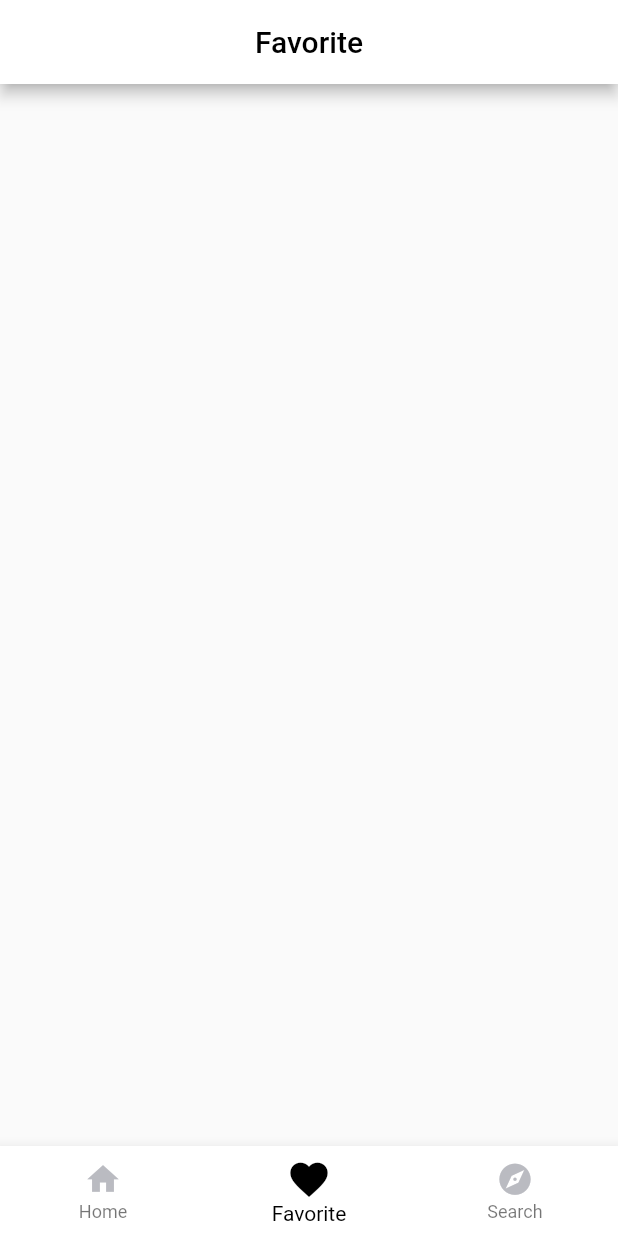
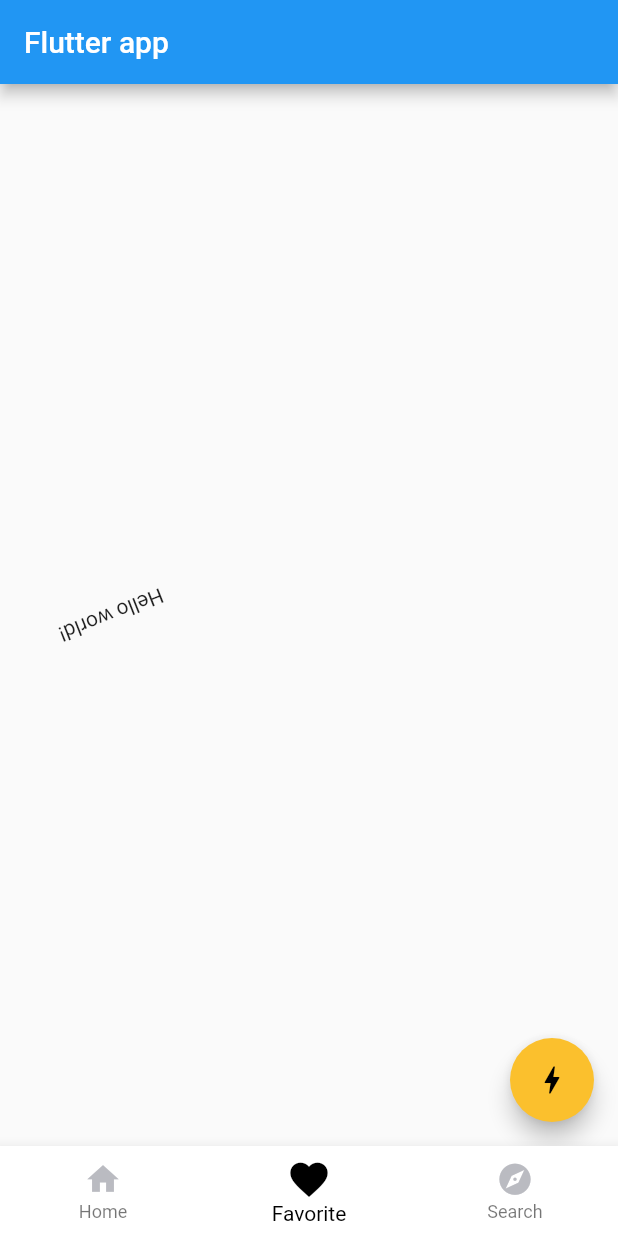
Before and after one commit to Taiyou3014/spajam2023, a Flutter app: the screen it shows after launch, item 2 of the bottom bar chosen, on a phone screen of 412 x 824 dp. Run offline on Flutter 3.47's test engine with Material 2 defaults, Android fonts, the phone set to English and light mode, and no system bars.

Commit message:
[add] create float_animation File and write function that text float between display Left and Right

```diff
--- a/lib/app.dart
+++ b/lib/app.dart
@@ -3,16 +3,16 @@ import 'package:flutter/material.dart';
 import 'home.dart';
 import 'favorite.dart';
 import 'explore.dart';
+import 'float_animation.dart';
 
-class MyApp extends StatelessWidget{
+class MyApp extends StatelessWidget {
   const MyApp({super.key});
 
   @override
   Widget build(BuildContext context) {
-    return const MaterialApp(home: NavigationExample());
+    return MaterialApp(home: NavigationExample());
   }
 }
-
 
 class NavigationExample extends StatefulWidget {
   const NavigationExample({super.key});
@@ -24,14 +24,14 @@ class NavigationExample extends StatefulWidget {
 class _NavigationExampleState extends State<NavigationExample> {
   static const _screens = [
     HomeScreen(),
-    FavoriteScreen(),
+    MyHomePage(),
     ExploreScreen(),
   ];
 
   //現在のPageのカウント
   int currentPageIndex = 0;
 
-  void _onItemTapped(int index){
+  void _onItemTapped(int index) {
     setState(() {
       currentPageIndex = index;
     });
@@ -47,7 +47,8 @@ class _NavigationExampleState extends State<NavigationExample> {
         //iconを選択した時の動作
         selectedIconTheme: const IconThemeData(size: 30, color: Colors.black),
         //iconを選択していない時の動作
-        unselectedIconTheme: const IconThemeData(size: 25, color: Color.fromARGB(255, 186, 187, 193)),
+        unselectedIconTheme: const IconThemeData(
+            size: 25, color: Color.fromARGB(255, 186, 187, 193)),
         backgroundColor: Colors.white,
         selectedItemColor: Colors.black,
         currentIndex: currentPageIndex,
@@ -62,7 +63,7 @@ class _NavigationExampleState extends State<NavigationExample> {
             label: 'Favorite',
           ),
           BottomNavigationBarItem(
-           //selectedIcon: Icon(Icons.explore),
+            //selectedIcon: Icon(Icons.explore),
             icon: Icon(Icons.explore),
             label: 'Search',
           ),
--- /dev/null
+++ b/lib/float_animation.dart
@@ -0,0 +1,77 @@
+import 'package:flutter/material.dart';
+import 'dart:math';
+
+class MyHomePage extends StatefulWidget {
+  const MyHomePage({Key? key}) : super(key: key);
+
+  @override
+  State<MyHomePage> createState() => _MyHomePageState();
+}
+
+class _MyHomePageState extends State<MyHomePage>
+    with SingleTickerProviderStateMixin {
+  late AnimationController controller;
+  late Tween<Alignment> alignmentTween; // <<< 1つ目のアニメーションのTween 横の動き
+  late Tween<double> rotateTween; // <<< 2つ目のアニメーションのTween
+  late Animation<Alignment> alignmentAnimation; // <<< １つ目のアニメーション
+  late Animation<double> rotateAnimation; // <<< 2つ目のアニメーション
+
+  var x = 0;
+  var y = 0;
+
+  @override
+  void initState() {
+    controller =
+        AnimationController(duration: Duration(seconds: 10), vsync: this);
+    controller.addStatusListener((status) {
+      if (status == AnimationStatus.completed) {
+        controller.reverse();
+      } else if (status == AnimationStatus.dismissed) {
+        controller.forward();
+      }
+    });
+    alignmentTween = Tween(
+        begin: Alignment.centerLeft,
+        end: Alignment.centerRight); // <<< 位置のアニメーションの始点と終点を定義
+    rotateTween = Tween(begin: 0, end: 8 * pi); // <<< 回転のアニメーションの始点と終点を定義
+    alignmentAnimation = controller.drive(alignmentTween); // <<< 位置のアニメーションを生成
+    rotateAnimation = controller.drive(rotateTween); // <<< 回転のアニメーションを生成
+    super.initState();
+    controller.forward();
+  }
+
+  @override
+  void dispose() {
+    controller.dispose();
+    super.dispose();
+  }
+
+  @override
+  Widget build(BuildContext context) {
+    return Scaffold(
+      appBar: AppBar(
+        title: const Text('Flutter app'),
+      ),
+      body: AnimatedBuilder(
+        animation: controller,
+        builder: (context, _) {
+          return Align(
+            alignment: alignmentAnimation.value, // <<< 位置のアニメーション変化を適用
+            child: Transform.rotate(
+              angle: rotateAnimation.value, // <<< 回転のアニメーション変化を適用
+              child: Text('Hello world!'),
+            ),
+          );
+        },
+      ),
+      floatingActionButton: FloatingActionButton(
+        onPressed: () {},
+        backgroundColor: Colors.yellow[700],
+        child: Icon(
+          Icons.bolt,
+          color: Colors.black,
+        ),
+      ),
+    );
+  }
+}
```
